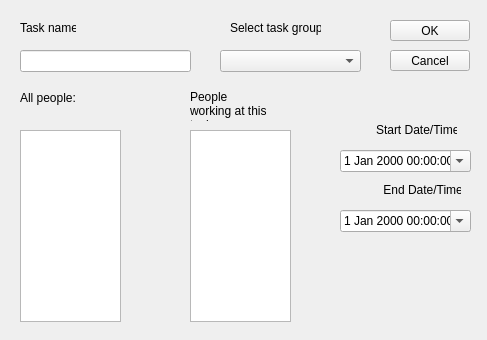
Above: Teeam/addtaskdialog.ui from lorenzo-arena/Teeam before the change. Below: the same form after it.
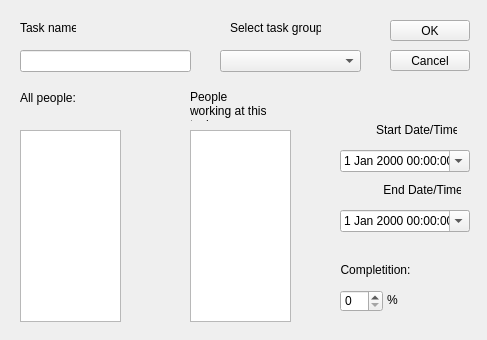
That is the form after the change. Icons and pictures are not drawn.

Commit message: Added completition parameter for tasks

```diff
--- a/Teeam/addtaskdialog.ui
+++ b/Teeam/addtaskdialog.ui
@@ -73,7 +73,7 @@
     <rect>
      <x>340</x>
      <y>150</y>
-     <width>131</width>
+     <width>130</width>
      <height>22</height>
     </rect>
    </property>
@@ -89,7 +89,7 @@
     <rect>
      <x>340</x>
      <y>210</y>
-     <width>131</width>
+     <width>130</width>
      <height>22</height>
     </rect>
    </property>
@@ -259,6 +259,45 @@
     <bool>true</bool>
    </property>
   </widget>
+  <widget class="QLabel" name="completitionlabel">
+   <property name="geometry">
+    <rect>
+     <x>340</x>
+     <y>260</y>
+     <width>71</width>
+     <height>20</height>
+    </rect>
+   </property>
+   <property name="text">
+    <string>Completition:</string>
+   </property>
+   <property name="alignment">
+    <set>Qt::AlignCenter</set>
+   </property>
+  </widget>
+  <widget class="QLabel" name="label">
+   <property name="geometry">
+    <rect>
+     <x>387</x>
+     <y>292</y>
+     <width>20</width>
+     <height>16</height>
+    </rect>
+   </property>
+   <property name="text">
+    <string>%</string>
+   </property>
+  </widget>
+  <widget class="QSpinBox" name="completitionspinBox">
+   <property name="geometry">
+    <rect>
+     <x>340</x>
+     <y>290</y>
+     <width>43</width>
+     <height>22</height>
+    </rect>
+   </property>
+  </widget>
  </widget>
  <resources>
   <include location="teeamres.qrc"/>
```
Left out of the diff: 2 changed lines with no effect on the pictures. The commit also changes 8 other files.
